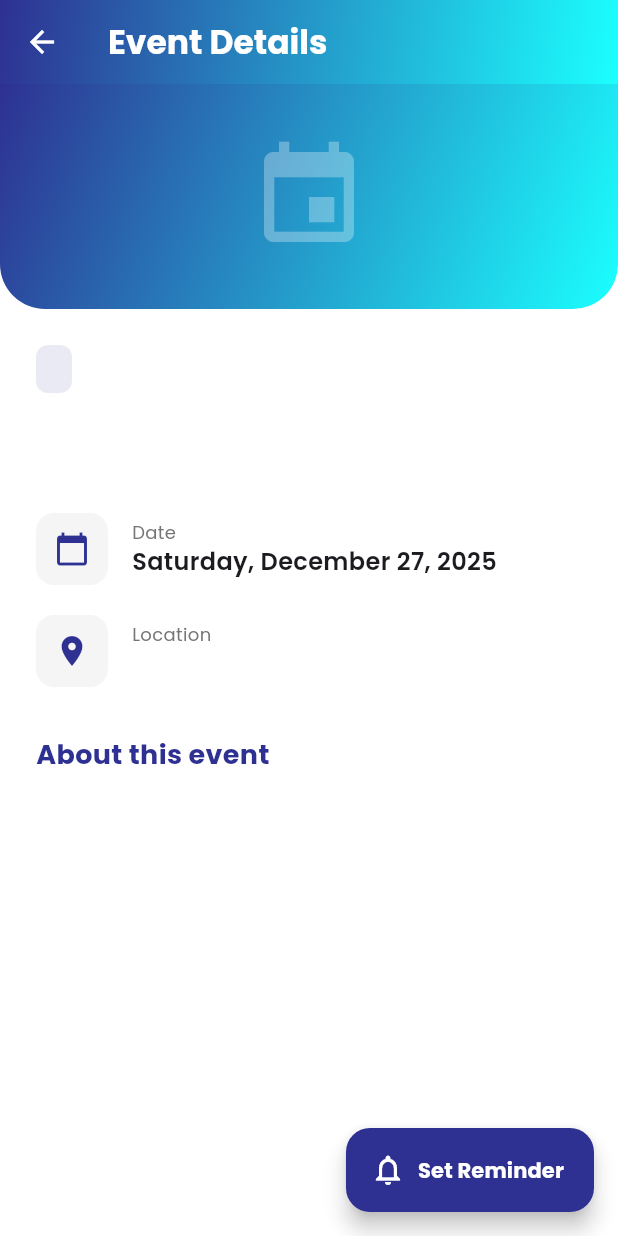
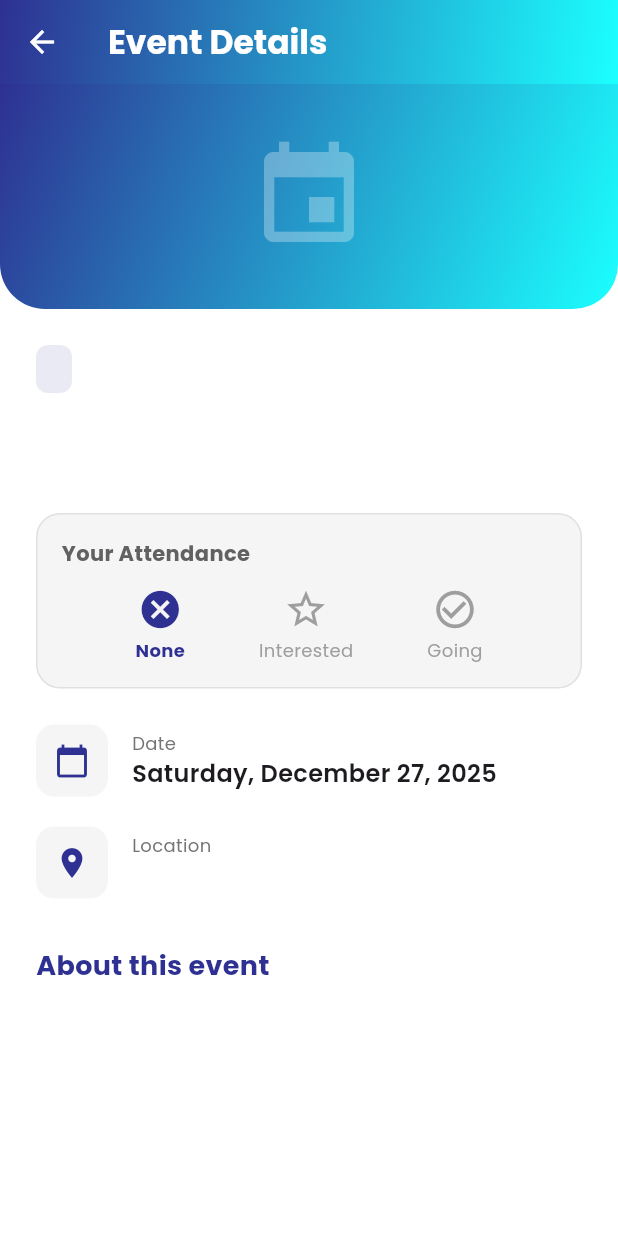
Before and after one commit to Muhammad-Bilal-03/campus_event_companion, a Flutter app: the EventDetailsScreen screen opened directly with empty values, on a phone screen of 412 x 824 dp. Run offline on Flutter 3.47's test engine with Material 3 defaults, Android fonts, the light colour scheme and no system bars; our stand-ins replace flutter_local_notifications, google_fonts, hive, hive_flutter, shared_preferences, table_calendar and 2 more; accounts and stored records are empty.

Commit message:
Added enhanced attendance, WebView resources, and Dark Mode settings

```diff
--- a/lib/models/event_model.dart
+++ b/lib/models/event_model.dart
@@ -23,7 +23,10 @@ class Event extends HiveObject {
   final String category;
 
   @HiveField(6)
-  bool isFavorite;
+  String participationStatus; // Values: "None", "Interested", "Going"
+
+  @HiveField(7)
+  final String? linkUrl; // Nullable URL for external resources
 
   Event({
     required this.id,
@@ -32,6 +35,7 @@ class Event extends HiveObject {
     required this.date,
     required this.location,
     required this.category,
-    this.isFavorite = false,
+    this.participationStatus = 'None',
+    this.linkUrl,
   });
 }
--- a/lib/screens/event_details_screen.dart
+++ b/lib/screens/event_details_screen.dart
@@ -4,6 +4,7 @@ import 'package:intl/intl.dart';
 import 'package:provider/provider.dart';
 import '../models/event_model.dart';
 import '../providers/app_provider.dart';
+import 'webview_screen.dart';
 
 class EventDetailsScreen extends StatelessWidget {
   final Event event;
@@ -13,10 +14,9 @@ class EventDetailsScreen extends StatelessWidget {
   @override
   Widget build(BuildContext context) {
     final provider = Provider.of<AppProvider>(context);
-    final isFavorite = event.isFavorite;
 
     return Scaffold(
-      backgroundColor: Colors.white,
+      backgroundColor: Theme.of(context).scaffoldBackgroundColor,
       appBar: AppBar(
         title: Text(
           'Event Details',
@@ -33,20 +33,6 @@ class EventDetailsScreen extends StatelessWidget {
         ),
         foregroundColor: Colors.white,
         elevation: 0,
-      ),
-      floatingActionButton: FloatingActionButton.extended(
-        onPressed: () {
-          provider.toggleReminder(event.id);
-        },
-        backgroundColor: isFavorite ? Colors.amber : const Color(0xFF2E3192),
-        foregroundColor: isFavorite ? Colors.black : Colors.white,
-        icon: Icon(
-          isFavorite ? Icons.notifications_active : Icons.notifications_none,
-        ),
-        label: Text(
-          isFavorite ? 'Reminder Set' : 'Set Reminder',
-          style: GoogleFonts.poppins(fontWeight: FontWeight.bold),
-        ),
       ),
       body: SingleChildScrollView(
         child: Column(
@@ -79,6 +65,7 @@ class EventDetailsScreen extends StatelessWidget {
               child: Column(
                 crossAxisAlignment: CrossAxisAlignment.start,
                 children: [
+                  // Category Badge
                   Container(
                     padding: const EdgeInsets.symmetric(
                       horizontal: 12,
@@ -98,87 +85,113 @@ class EventDetailsScreen extends StatelessWidget {
                     ),
                   ),
                   const SizedBox(height: 16),
+
+                  // Title
                   Text(
                     event.title,
                     style: GoogleFonts.poppins(
                       fontSize: 28,
                       fontWeight: FontWeight.bold,
-                      color: const Color(0xFF2E3192),
+                      color: Theme.of(context).textTheme.bodyLarge?.color,
                     ),
                   ),
                   const SizedBox(height: 24),
-                  Row(
-                    children: [
+
+                  // Attendance Section
                   Container(
-                        padding: const EdgeInsets.all(12),
+                    width: double.infinity,
+                    padding: const EdgeInsets.all(16),
                     decoration: BoxDecoration(
                       color: Colors.grey[100],
-                          borderRadius: BorderRadius.circular(12),
+                      borderRadius: BorderRadius.circular(16),
+                      border: Border.all(color: Colors.grey[300]!),
                     ),
-                        child: const Icon(
-                          Icons.calendar_today,
-                          color: Color(0xFF2E3192),
-                        ),
-                      ),
-                      const SizedBox(width: 16),
-                      Column(
+                    child: Column(
                       crossAxisAlignment: CrossAxisAlignment.start,
                       children: [
                         Text(
-                            'Date',
+                          'Your Attendance',
                           style: GoogleFonts.poppins(
-                              color: Colors.grey[600],
-                              fontSize: 12,
+                            fontWeight: FontWeight.bold,
+                            color: Colors.grey[700],
                           ),
                         ),
-                          Text(
-                            DateFormat('EEEE, MMMM d, yyyy').format(event.date),
-                            style: GoogleFonts.poppins(
-                              fontWeight: FontWeight.w600,
-                              fontSize: 16,
+                        const SizedBox(height: 12),
+                        Row(
+                          mainAxisAlignment: MainAxisAlignment.spaceEvenly,
+                          children: [
+                            _buildStatusOption(
+                              context,
+                              provider,
+                              event,
+                              'None',
+                              Icons.cancel_outlined,
                             ),
+                            _buildStatusOption(
+                              context,
+                              provider,
+                              event,
+                              'Interested',
+                              Icons.star_outline,
+                            ),
+                            _buildStatusOption(
+                              context,
+                              provider,
+                              event,
+                              'Going',
+                              Icons.check_circle_outline,
                             ),
                           ],
                         ),
                       ],
                     ),
+                  ),
+                  const SizedBox(height: 24),
+
+                  // Info Rows
+                  _buildInfoRow(
+                    Icons.calendar_today,
+                    'Date',
+                    DateFormat('EEEE, MMMM d, yyyy').format(event.date),
+                  ),
                   const SizedBox(height: 20),
-                  Row(
-                    children: [
-                      Container(
-                        padding: const EdgeInsets.all(12),
-                        decoration: BoxDecoration(
-                          color: Colors.grey[100],
+                  _buildInfoRow(Icons.location_on, 'Location', event.location),
+
+                  // External Link Button
+                  if (event.linkUrl != null && event.linkUrl!.isNotEmpty) ...[
+                    const SizedBox(height: 24),
+                    SizedBox(
+                      width: double.infinity,
+                      height: 50,
+                      child: ElevatedButton.icon(
+                        onPressed: () {
+                          Navigator.push(
+                            context,
+                            MaterialPageRoute(
+                              builder: (_) =>
+                                  WebViewScreen(url: event.linkUrl!),
+                            ),
+                          );
+                        },
+                        icon: const Icon(Icons.language),
+                        label: Text(
+                          'Visit Official Page',
+                          style: GoogleFonts.poppins(),
+                        ),
+                        style: ElevatedButton.styleFrom(
+                          backgroundColor: const Color(0xFF2E3192),
+                          foregroundColor: Colors.white,
+                          shape: RoundedRectangleBorder(
                             borderRadius: BorderRadius.circular(12),
                           ),
-                        child: const Icon(
-                          Icons.location_on,
-                          color: Color(0xFF2E3192),
                         ),
-                      ),
-                      const SizedBox(width: 16),
-                      Column(
-                        crossAxisAlignment: CrossAxisAlignment.start,
-                        children: [
-                          Text(
-                            'Location',
-                            style: GoogleFonts.poppins(
-                              color: Colors.grey[600],
-                              fontSize: 12,
-                            ),
-                          ),
-                          Text(
-                            event.location,
-                            style: GoogleFonts.poppins(
-                              fontWeight: FontWeight.w600,
-                              fontSize: 16,
                       ),
                     ),
                   ],
-                      ),
-                    ],
-                  ),
+
                   const SizedBox(height: 32),
+
+                  // Description
                   Text(
                     'About this event',
                     style: GoogleFonts.poppins(
@@ -196,7 +209,7 @@ class EventDetailsScreen extends StatelessWidget {
                       height: 1.6,
                     ),
                   ),
-                  const SizedBox(height: 80),
+                  const SizedBox(height: 40),
                 ],
               ),
             ),
@@ -205,4 +218,80 @@ class EventDetailsScreen extends StatelessWidget {
       ),
     );
   }
+
+  Widget _buildStatusOption(
+    BuildContext context,
+    AppProvider provider,
+    Event event,
+    String value,
+    IconData icon,
+  ) {
+    final isSelected = event.participationStatus == value;
+    final color = isSelected ? const Color(0xFF2E3192) : Colors.grey;
+
+    return InkWell(
+      onTap: () => provider.updateParticipationStatus(event.id, value),
+      child: Column(
+        children: [
+          Icon(
+            isSelected ? _getFilledIcon(icon) : icon,
+            color: color,
+            size: 30,
+          ),
+          const SizedBox(height: 4),
+          Text(
+            value,
+            style: GoogleFonts.poppins(
+              color: color,
+              fontWeight: isSelected ? FontWeight.bold : FontWeight.normal,
+              fontSize: 12,
+            ),
+          ),
+        ],
+      ),
+    );
   }
+
+  IconData _getFilledIcon(IconData icon) {
+    if (icon == Icons.star_outline) return Icons.star;
+    if (icon == Icons.check_circle_outline) return Icons.check_circle;
+    return Icons.cancel;
+  }
+
+  Widget _buildInfoRow(IconData icon, String label, String value) {
+    return Row(
+      children: [
+        Container(
+          padding: const EdgeInsets.all(12),
+          decoration: BoxDecoration(
+            color: Colors.grey[100],
+            borderRadius: BorderRadius.circular(12),
+          ),
+          child: Icon(icon, color: const Color(0xFF2E3192)),
+        ),
+        const SizedBox(width: 16),
+        Expanded(
+          child: Column(
+            crossAxisAlignment: CrossAxisAlignment.start,
+            children: [
+              Text(
+                label,
+                style: GoogleFonts.poppins(
+                  color: Colors.grey[600],
+                  fontSize: 12,
+                ),
+              ),
+              Text(
+                value,
+                style: GoogleFonts.poppins(
+                  fontWeight: FontWeight.w600,
+                  fontSize: 16,
+                ),
+              ),
+            ],
+          ),
+        ),
+      ],
+    );
+  }
+}
--- a/lib/screens/student_login.dart
+++ b/lib/screens/student_login.dart
@@ -26,6 +26,7 @@ class _StudentLoginScreenState extends State<StudentLoginScreen> {
       );
 
       if (success && !provider.isAdmin) {
+        // This should now work correctly
         Navigator.pushAndRemoveUntil(
           context,
           MaterialPageRoute(builder: (_) => const StudentHomeScreen()),
```
Also changed, not shown: lib/main.dart (+21 -1 lines), lib/providers/app_provider.dart (+37 -8 lines), lib/screens/add_event_screen.dart (+24 -2 lines), lib/screens/settings_screen.dart (added, +64 -0 lines), lib/screens/student_home.dart (+33 -18 lines), lib/screens/webview_screen.dart (added, +53 -0 lines), lib/services/notification_service.dart (+33 -6 lines), pubspec.yaml (+5 -7 lines), lib/models/event_model.g.dart, lib/models/user_model.g.dart, pubspec.lock, 3 other files. Lines whose indentation alone changed are shown as unchanged.
